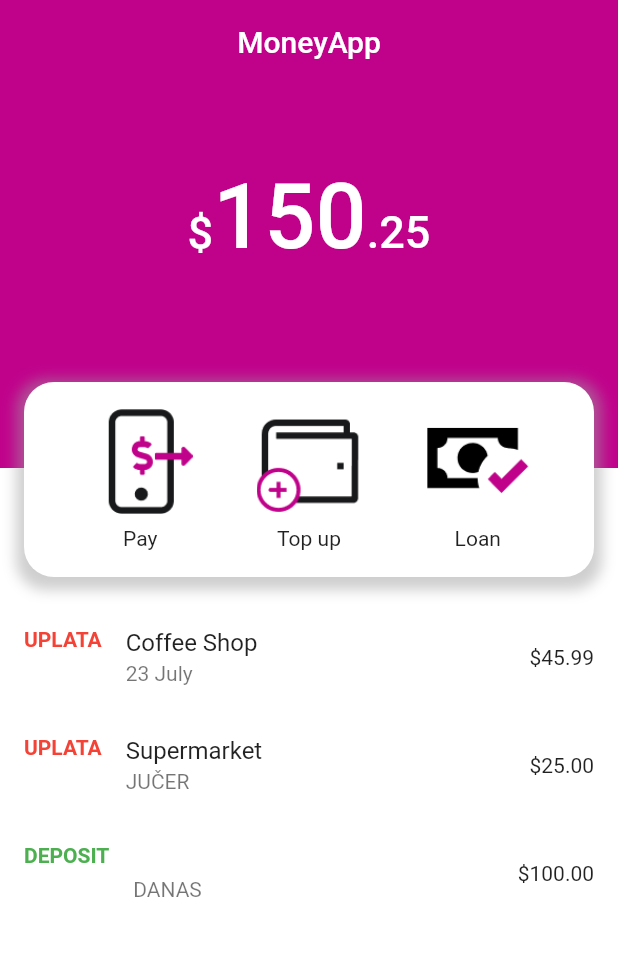
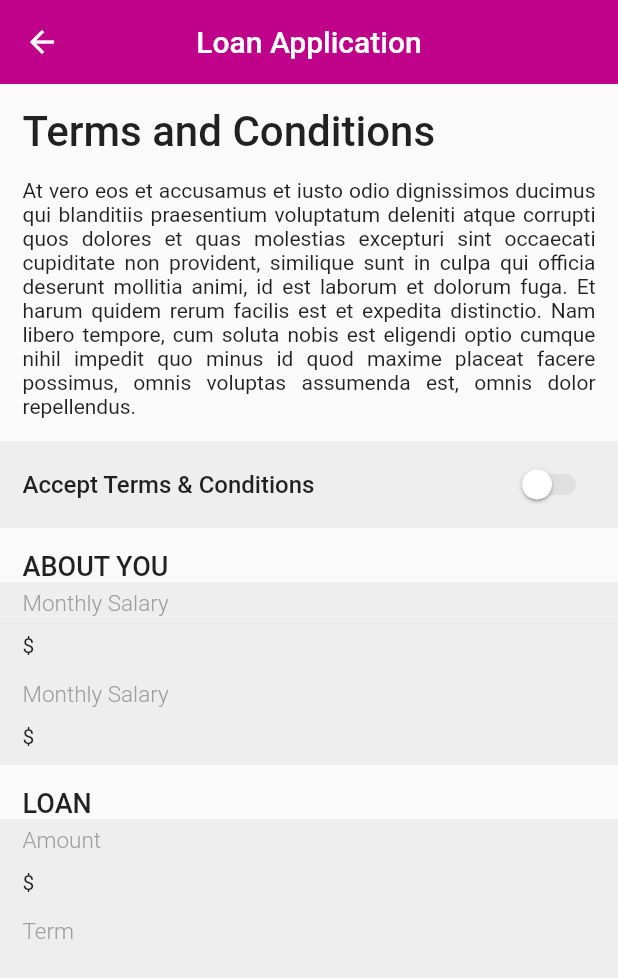
Before and after one commit to KerimZuna/MoneyApp, a Flutter app: the screen it shows after launch, after a tap on "Loan", on a phone screen of 412 x 824 dp. Shown: the top 978 px of the screen. Run offline on Flutter 3.47's test engine with Material 2 defaults, Android fonts, the phone set to English and light mode, and no system bars; our stand-ins replace get.

Commit message:
Urađen layout za 'Loan' page

```diff
--- /dev/null
+++ b/money_app/lib/loan.dart
@@ -0,0 +1,263 @@
+import 'package:flutter/material.dart';
+import 'package:flutter/services.dart';
+
+class Loan extends StatelessWidget {
+  const Loan({super.key});
+
+  @override
+  Widget build(BuildContext context) {
+    bool value = false;
+    return Scaffold(
+      appBar: AppBar(
+        title: Text('Loan Application'),
+        centerTitle: true,
+        backgroundColor: const Color(0xFFC0028B),
+        elevation: 0.0,
+      ),
+      body: SingleChildScrollView(
+        child: Column(crossAxisAlignment: CrossAxisAlignment.start, children: [
+          Padding(
+            padding: EdgeInsets.all(15),
+            child: Text('Terms and Conditions',
+                textAlign: TextAlign.start,
+                style: TextStyle(fontSize: 28, fontWeight: FontWeight.w500)),
+          ),
+          Padding(
+              padding: EdgeInsets.fromLTRB(15, 0, 15, 15),
+              child: Text(
+                'At vero eos et accusamus et iusto odio dignissimos ducimus qui blanditiis praesentium voluptatum deleniti atque corrupti quos dolores et quas molestias excepturi sint occaecati cupiditate non provident, similique sunt in culpa qui officia deserunt mollitia animi, id est laborum et dolorum fuga. Et harum quidem rerum facilis est et expedita distinctio. Nam libero tempore, cum soluta nobis est eligendi optio cumque nihil impedit quo minus id quod maxime placeat facere possimus, omnis voluptas assumenda est, omnis dolor repellendus.',
+                textAlign: TextAlign.justify,
+              )),
+          Container(
+            color: Colors.grey[200],
+            child: Padding(
+              padding: EdgeInsets.fromLTRB(15, 5, 15, 5),
+              child: Row(
+                mainAxisAlignment: MainAxisAlignment.spaceBetween,
+                children: [
+                  Text(
+                    'Accept Terms & Conditions',
+                    style: TextStyle(fontWeight: FontWeight.w500, fontSize: 16),
+                  ),
+                  Switch(
+                      activeColor: Colors.green,
+                      activeTrackColor: Colors.grey[300],
+                      inactiveThumbColor: Colors.white,
+                      inactiveTrackColor: Colors.grey[300],
+                      value: value,
+                      onChanged: (value) {
+                        value = true;
+                      }),
+                ],
+              ),
+            ),
+          ),
+          Padding(
+            padding: EdgeInsets.fromLTRB(15, 15, 15, 0),
+            child: Text(
+              'ABOUT YOU',
+              style: TextStyle(fontWeight: FontWeight.w500, fontSize: 18),
+            ),
+          ),
+          Container(
+            color: Colors.grey[200],
+            child: Row(
+              children: [
+                Padding(
+                  padding: const EdgeInsets.fromLTRB(15, 5, 15, 0),
+                  child: Text(
+                    'Monthly Salary',
+                    style: TextStyle(
+                        fontSize: 15,
+                        fontWeight: FontWeight.w300,
+                        color: Colors.grey[500]),
+                  ),
+                ),
+              ],
+            ),
+          ),
+          Container(
+            color: Colors.grey[200],
+            child: Row(
+              children: [
+                Padding(
+                    padding: EdgeInsets.fromLTRB(15, 0, 0, 0), child: Text('\$')),
+                Expanded(
+                  child: Padding(
+                    padding:
+                        const EdgeInsets.symmetric(horizontal: 5, vertical: 0),
+                    child: TextField(
+                      keyboardType: TextInputType.number,
+                      inputFormatters: [FilteringTextInputFormatter.digitsOnly],
+                      style: TextStyle(
+                          fontSize: 15,
+                          fontWeight: FontWeight.w500,
+                          color: Colors.black),
+                      decoration: InputDecoration(
+                        isDense: true,
+                        contentPadding:
+                            EdgeInsets.symmetric(vertical: 10, horizontal: 0),
+                        border: OutlineInputBorder(
+                          borderSide: BorderSide.none,
+                        ),
+                      ),
+                    ),
+                  ),
+                ),
+              ],
+            ),
+          ),
+          Container(
+            color: Colors.grey[200],
+            child: Row(
+              children: [
+                Padding(
+                  padding: const EdgeInsets.fromLTRB(15, 5, 15, 0),
+                  child: Text(
+                    'Monthly Salary',
+                    style: TextStyle(
+                        fontSize: 15,
+                        fontWeight: FontWeight.w300,
+                        color: Colors.grey[500]),
+                  ),
+                ),
+              ],
+            ),
+          ),
+          Container(
+            color: Colors.grey[200],
+            child: Row(
+              children: [
+                Padding(
+                    padding: EdgeInsets.fromLTRB(15, 0, 0, 0), child: Text('\$')),
+                Expanded(
+                  child: Padding(
+                    padding:
+                        const EdgeInsets.symmetric(horizontal: 5, vertical: 0),
+                    child: TextField(
+                      keyboardType: TextInputType.number,
+                      inputFormatters: [FilteringTextInputFormatter.digitsOnly],
+                      style: TextStyle(
+                          fontSize: 15,
+                          fontWeight: FontWeight.w500,
+                          color: Colors.black),
+                      decoration: InputDecoration(
+                        isDense: true,
+                        contentPadding:
+                            EdgeInsets.symmetric(vertical: 10, horizontal: 0),
+                        border: OutlineInputBorder(
+                          borderSide: BorderSide.none,
+                        ),
+                      ),
+                    ),
+                  ),
+                ),
+              ],
+            ),
+          ),
+          Padding(
+            padding: EdgeInsets.fromLTRB(15, 15, 15, 0),
+            child: Text(
+              'LOAN',
+              style: TextStyle(fontWeight: FontWeight.w500, fontSize: 18),
+            ),
+          ),
+          Container(
+            color: Colors.grey[200],
+            child: Row(
+              children: [
+                Padding(
+                  padding: const EdgeInsets.fromLTRB(15, 5, 15, 0),
+                  child: Text(
+                    'Amount',
+                    style: TextStyle(
+                        fontSize: 15,
+                        fontWeight: FontWeight.w300,
+                        color: Colors.grey[500]),
+                  ),
+                ),
+              ],
+            ),
+          ),
+          Container(
+            color: Colors.grey[200],
+            child: Row(
+              children: [
+                Padding(
+                    padding: EdgeInsets.fromLTRB(15, 0, 0, 0), child: Text('\$')),
+                Expanded(
+                  child: Padding(
+                    padding:
+                        const EdgeInsets.symmetric(horizontal: 5, vertical: 0),
+                    child: TextField(
+                      keyboardType: TextInputType.number,
+                      inputFormatters: [FilteringTextInputFormatter.digitsOnly],
+                      style: TextStyle(
+                          fontSize: 15,
+                          fontWeight: FontWeight.w500,
+                          color: Colors.black),
+                      decoration: InputDecoration(
+                        isDense: true,
+                        contentPadding:
+                            EdgeInsets.symmetric(vertical: 10, horizontal: 0),
+                        border: OutlineInputBorder(
+                          borderSide: BorderSide.none,
+                        ),
+                      ),
+                    ),
+                  ),
+                ),
+              ],
+            ),
+          ),
+          Container(
+            color: Colors.grey[200],
+            child: Row(
+              children: [
+                Padding(
+                  padding: const EdgeInsets.fromLTRB(15, 5, 15, 0),
+                  child: Text(
+                    'Term',
+                    style: TextStyle(
+                        fontSize: 15,
+                        fontWeight: FontWeight.w300,
+                        color: Colors.grey[500]),
+                  ),
+                ),
+              ],
+            ),
+          ),
+          Container(
+            color: Colors.grey[200],
+            child: Row(
+              children: [
+                Expanded(
+                  child: Padding(
+                    padding:
+                        const EdgeInsets.symmetric(horizontal: 15, vertical: 0),
+                    child: TextField(
+                      keyboardType: TextInputType.number,
+                      inputFormatters: [FilteringTextInputFormatter.digitsOnly],
+                      style: TextStyle(
+                          fontSize: 15,
+                          fontWeight: FontWeight.w500,
+                          color: Colors.black),
+                      decoration: InputDecoration(
+                        isDense: true,
+                        contentPadding:
+                            EdgeInsets.symmetric(vertical: 10, horizontal: 0),
+                        border: OutlineInputBorder(
+                          borderSide: BorderSide.none,
+                        ),
+                      ),
+                    ),
+                  ),
+                ),
+              ],
+            ),
+          ),
+        ]),
+      ),
+    );
+  }
+}
--- a/money_app/lib/transactions.dart
+++ b/money_app/lib/transactions.dart
@@ -1,6 +1,7 @@
 import 'package:flutter/material.dart';
 import 'package:get/get.dart';
 import 'package:intl/intl.dart';
+import 'package:money_app/loan.dart';
 import 'package:money_app/models/modelTransaction.dart';
 import 'package:money_app/topup.dart';
 import 'package:money_app/pay.dart';
@@ -137,7 +138,7 @@ class Transactions extends StatelessWidget {
                         }),
                         buildIconButton("lib/assets/images/icon3.png", "Loan",
                             () {
-                          print('Radi');
+                          Get.to(() => Loan());
                         }),
                       ],
                     ),
```
